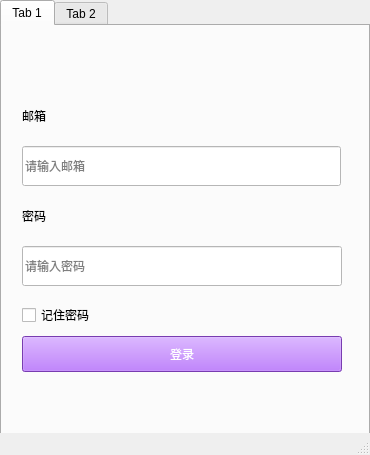
Qt form mainwindow.ui (L7L7L/SE03UI) before a commit.
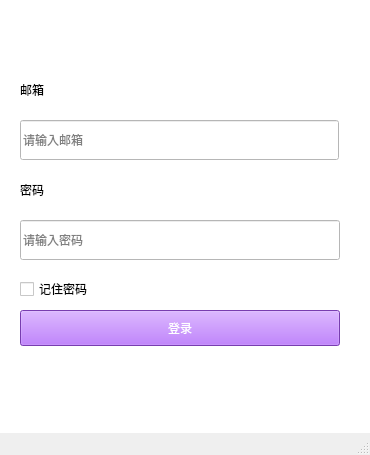
The same form after that commit. Icons and pictures are not drawn.

Patch:
```diff
--- a/mainwindow.ui
+++ b/mainwindow.ui
@@ -17,7 +17,7 @@
    <enum>Qt::LeftToRight</enum>
   </property>
   <widget class="QWidget" name="centralwidget">
-   <widget class="QTabWidget" name="tabWidget">
+   <widget class="QStackedWidget" name="stackedWidget">
     <property name="geometry">
      <rect>
       <x>0</x>
@@ -26,28 +26,13 @@
       <height>455</height>
      </rect>
     </property>
-    <property name="tabShape">
-     <enum>QTabWidget::Rounded</enum>
+    <property name="styleSheet">
+     <string notr="true">background-color:white</string>
     </property>
     <property name="currentIndex">
      <number>0</number>
     </property>
-    <property name="elideMode">
-     <enum>Qt::ElideNone</enum>
-    </property>
-    <property name="usesScrollButtons">
-     <bool>false</bool>
-    </property>
-    <property name="tabsClosable">
-     <bool>false</bool>
-    </property>
-    <property name="tabBarAutoHide">
-     <bool>false</bool>
-    </property>
-    <widget class="QWidget" name="login">
-     <attribute name="title">
-      <string>Tab 1</string>
-     </attribute>
+    <widget class="QWidget" name="stackedWidgetPage1" native="true">
      <widget class="QLabel" name="label_2">
       <property name="geometry">
        <rect>
@@ -95,6 +80,9 @@
       <property name="text">
        <string/>
       </property>
+      <property name="echoMode">
+       <enum>QLineEdit::Password</enum>
+      </property>
       <property name="placeholderText">
        <string>请输入密码</string>
       </property>
@@ -173,11 +161,7 @@
       </property>
      </widget>
     </widget>
-    <widget class="QWidget" name="tab_2">
-     <attribute name="title">
-      <string>Tab 2</string>
-     </attribute>
-    </widget>
+    <widget class="QWidget" name="stackedWidgetPage2" native="true"/>
    </widget>
   </widget>
   <widget class="QMenuBar" name="menubar">
```
